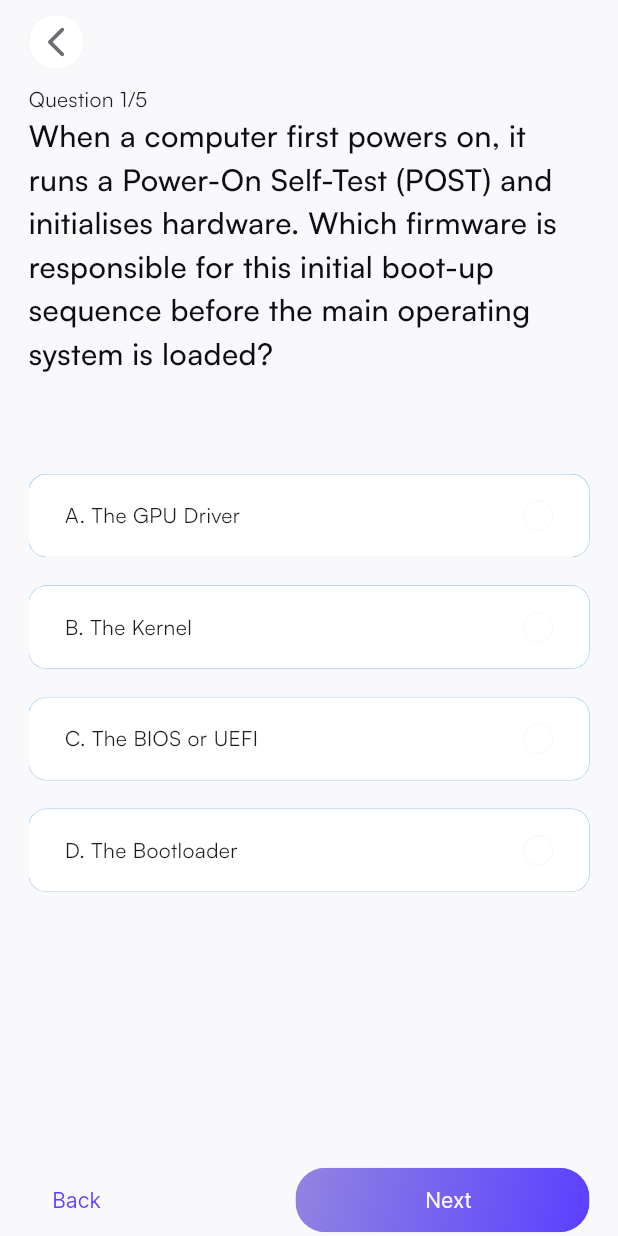
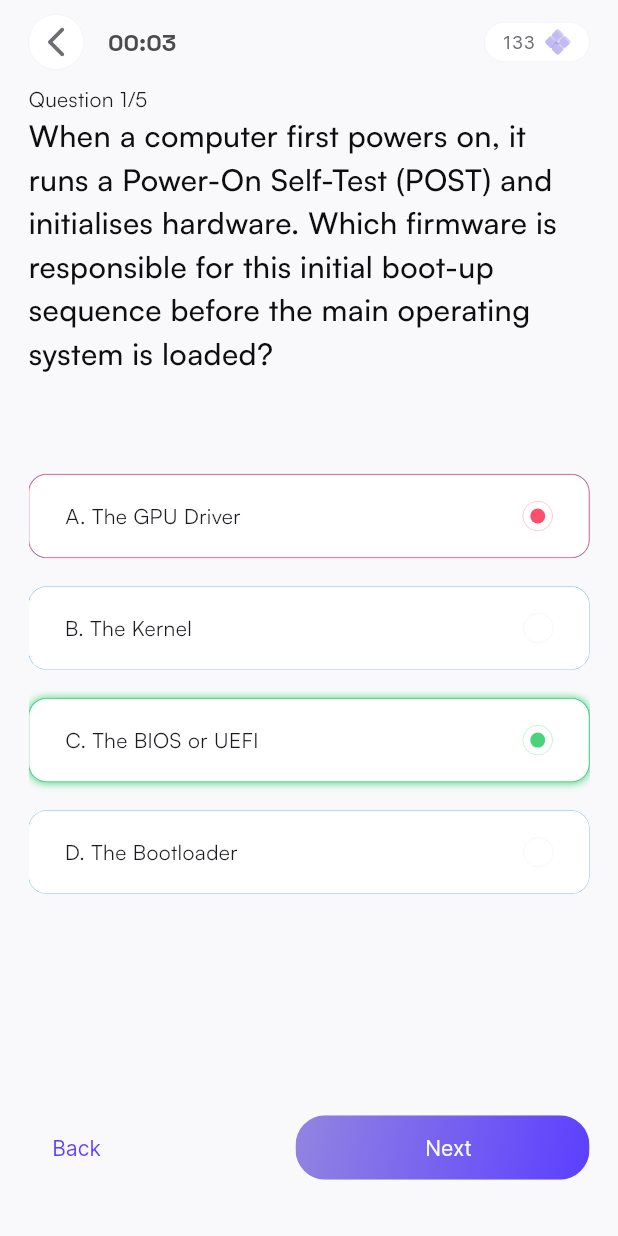
Before and after one commit to Adenugakolade-02/studify-test, a Flutter app: the ActiveQuizScreen screen opened directly, after a tap on "A. The GPU Driver", on a phone screen of 412 x 824 dp. Run offline on Flutter 3.47's test engine with Material 3 defaults, Android fonts, the phone set to English and light mode, and no system bars; our stand-ins replace flutter_riverpod, flutter_svg, lottie.

Commit message:
fix: fix logic in selecting options

```diff
--- a/lib/app/presentation/pages/home/home_screen.dart
+++ b/lib/app/presentation/pages/home/home_screen.dart
@@ -3,6 +3,7 @@ import 'package:flutter_riverpod/flutter_riverpod.dart';
 import 'package:flutter_svg/flutter_svg.dart';
 import 'package:studify/app/presentation/pages/Home/widget/profile_icon.dart';
 import 'package:studify/app/presentation/pages/home/widget/file_widget.dart';
+import 'package:studify/app/presentation/pages/home/widget/points_widget.dart';
 import 'package:studify/app/presentation/widgets/app_button.dart';
 import 'package:studify/core/constants/app_images.dart';
 import 'package:studify/core/constants/app_svgs.dart';
@@ -43,33 +44,7 @@ class _HomePageScreenState extends ConsumerState<HomePageScreen> {
                     name: "Divine"
                   ),
                   const Spacer(),
-                  Container(
-                    padding: EdgeInsets.symmetric(vertical: 4, horizontal: 12),
-                    decoration: BoxDecoration(
-                      color: AppColors.whiteSurface,
-                      borderRadius: BorderRadius.circular(900),
-                      border: Border.all(
-                        color: AppColors.borderSurface,
-                        width: .2
-                      )
-                    ),
-                    child: Row(
-                      mainAxisSize: MainAxisSize.min,
-                      children: [
-                        Text(
-                          "133",
-                          style: TextStyle(
-                            color: AppColors.textTietary,
-                            fontFamily: FontType.inter,
-                            fontSize: 12,
-                            fontWeight: FontWeight.w500
-                          ),
-                        ),
-                        const SizedBox(width: 6,),
-                        SvgPicture.asset(AppSvgs.score)
-                      ],
-                    ),
-                  )
+                  PointsWidget()
                 ],
               ),
               const SizedBox(height: 40,),
--- /dev/null
+++ b/lib/app/presentation/pages/home/widget/points_widget.dart
@@ -0,0 +1,40 @@
+import 'package:flutter/material.dart';
+import 'package:flutter_svg/svg.dart';
+import 'package:studify/core/constants/app_svgs.dart';
+import 'package:studify/core/constants/font_type.dart';
+import 'package:studify/core/theme/color.dart';
+
+class PointsWidget extends StatelessWidget {
+  const PointsWidget({super.key});
+
+  @override
+  Widget build(BuildContext context) {
+    return Container(
+      padding: EdgeInsets.symmetric(vertical: 4, horizontal: 12),
+      decoration: BoxDecoration(
+        color: AppColors.whiteSurface,
+        borderRadius: BorderRadius.circular(900),
+        border: Border.all(
+          color: AppColors.borderSurface,
+          width: .2
+        )
+      ),
+      child: Row(
+        mainAxisSize: MainAxisSize.min,
+        children: [
+          Text(
+            "133",
+            style: TextStyle(
+              color: AppColors.textTietary,
+              fontFamily: FontType.inter,
+              fontSize: 12,
+              fontWeight: FontWeight.w500
+            ),
+          ),
+          const SizedBox(width: 6,),
+          SvgPicture.asset(AppSvgs.score)
+        ],
+      ),
+    );
+  }
+}
--- a/lib/app/presentation/pages/quiz/active_quiz_screen.dart
+++ b/lib/app/presentation/pages/quiz/active_quiz_screen.dart
@@ -1,10 +1,14 @@
+import 'dart:async';
 import 'dart:developer';
 
 import 'package:flutter/material.dart';
 import 'package:studify/app/data/quiz_model.dart';
+import 'package:studify/app/presentation/pages/home/widget/points_widget.dart';
 import 'package:studify/app/presentation/pages/quiz/widget/quiz_question_page.dart';
 import 'package:studify/app/presentation/widgets/app_button.dart';
 import 'package:studify/app/presentation/widgets/back_button.dart';
+import 'package:studify/core/constants/font_type.dart';
+import 'package:studify/core/theme/color.dart';
 
 class ActiveQuizScreen extends StatefulWidget {
   const ActiveQuizScreen({super.key});
@@ -18,6 +22,9 @@ class _ActiveQuizScreenState extends State<ActiveQuizScreen> {
   late PageController controller;
   int _currentPage = 0;
 
+  int _seconds =0;
+  Timer? _timer;
+
   @override
   void initState() {
     controller = PageController(initialPage: _currentPage)..addListener((){
@@ -25,13 +32,23 @@ class _ActiveQuizScreenState extends State<ActiveQuizScreen> {
         _currentPage = controller.page!.round();
       });
     });
+    _startTimer();
     super.initState();
   }
 
   @override
   void dispose() {
     controller.dispose();
+    _timer?.cancel();
     super.dispose();
+  }
+
+  void _startTimer(){
+    _timer = Timer.periodic(const Duration(seconds: 1), (timer){
+      setState(() {
+        _seconds++;
+      });
+    });
   }
 
   final List<QuizModel> computerQuizQuestions = [
@@ -89,19 +106,42 @@ class _ActiveQuizScreenState extends State<ActiveQuizScreen> {
   Map<int, int> quizAnswers = {};
 
   void selectOption(int questionId, int selectedId){
-    // log("is called $questionId $selectedId");
     if(!quizAnswers.containsKey(questionId)){
-      // log("called here");
+      quizAnswers[questionId] = selectedId;
       setState(() {
-        quizAnswers[questionId] = selectedId;
       });
-    }else{}
+      log(quizAnswers.toString());
+    }
   }
+
+  String _formatTime() {
+    final int minutes = _seconds ~/ 60; // Integer division for minutes
+    final int seconds = _seconds % 60;  // Remainder for seconds
+
+    final String minutesStr = minutes.toString().padLeft(2, '0');
+    final String secondsStr = seconds.toString().padLeft(2, '0');
+
+    return '$minutesStr:$secondsStr';
+  }
+
   @override
   Widget build(BuildContext context) {
     return Scaffold(
       appBar: AppBar(
+        actionsPadding: EdgeInsets.only(right: 19),
         leading: AppBackButton(fuction: (){}),
+        title: Text(
+          _formatTime(),
+          style: TextStyle(
+            fontFamily: FontType.spaceGrotesk,
+            fontWeight: FontWeight.w700,
+            fontSize: 16,
+            color: AppColors.textSecondary
+          ),
+        ),
+        actions: [
+          PointsWidget()
+        ],
       ),
       body: Padding(
         padding: EdgeInsets.symmetric(horizontal: 19),
@@ -133,7 +173,7 @@ class _ActiveQuizScreenState extends State<ActiveQuizScreen> {
         ),
       ),
       bottomNavigationBar: Padding(
-        padding: const EdgeInsets.symmetric(horizontal: 19),
+        padding: const EdgeInsets.only(left: 19, right: 19, bottom: 35),
         child: Row(
           children: [
             TextButton(
--- a/lib/app/presentation/pages/quiz/widget/option_tile.dart
+++ b/lib/app/presentation/pages/quiz/widget/option_tile.dart
@@ -1,7 +1,9 @@
+import 'dart:developer';
+
 import 'package:flutter/material.dart';
 import 'package:studify/core/theme/color.dart';
 
-class OptionTile extends StatefulWidget {
+class OptionTile extends StatelessWidget {
   final String option;
   final int id;
   final int questionId;
@@ -11,11 +13,6 @@ class OptionTile extends StatefulWidget {
 
   const OptionTile({super.key, required this.option, required this.id, required this.correctId, required this.callback, this.selectedId, required this.questionId});
 
-  @override
-  State<OptionTile> createState() => _OptionTileState();
-}
-
-class _OptionTileState extends State<OptionTile> {
   @override
   Widget build(BuildContext context) {
     return Column(
@@ -28,7 +25,7 @@ class _OptionTileState extends State<OptionTile> {
             borderRadius: BorderRadius.circular(12),
             splashColor: AppColors.borderSurface,
             highlightColor: AppColors.primaryPurple.withValues(alpha: .3),
-            onTap: ()=>widget.callback(widget.questionId, widget.id),
+            onTap: ()=>callback(questionId, id),
             child: Container(
               constraints: BoxConstraints(minHeight: 55),
               padding: EdgeInsets.symmetric(vertical: 17.5, horizontal: 24),
@@ -42,7 +39,7 @@ class _OptionTileState extends State<OptionTile> {
                 mainAxisAlignment: MainAxisAlignment.spaceBetween,
                 children: [
                   Flexible(
-                    child: Text(widget.option)
+                    child: Text(option)
                   ),
                   // const Spacer(),
                   customRadio()
@@ -56,16 +53,17 @@ class _OptionTileState extends State<OptionTile> {
     );
   }
 
+  bool correctoptions(){
+    // log("called correct option");
+    return (id == correctId) && (id == selectedId);
+  }
 
+  bool incorrectoptions(){
+    return (id != correctId) && (id == selectedId);
+  }
 
-  bool correctoptions(){
-    return (widget.id == widget.correctId) && (widget.id == widget.selectedId);
-  }
-  bool incorrectoptions(){
-    return (widget.id != widget.correctId) && (widget.id == widget.selectedId);
-  }
   bool showCorrectoptions(){
-    return (widget.selectedId != null) && (widget.id == widget.correctId);
+    return (selectedId != null) && (id == correctId);
   }
 
   BoxDecoration unSelectedDecoration()=> BoxDecoration(
@@ -82,12 +80,12 @@ class _OptionTileState extends State<OptionTile> {
     borderRadius: BorderRadius.circular(12),
     border: Border.all(
       width: .5,
-      color: Color(0xFF4BD37B)
+      color: AppColors.green
     ),
     boxShadow: [
       BoxShadow(
         blurRadius: 4,
-        color: Color(0xFF4BD37B)
+        color: AppColors.green
       )
     ]
   );
@@ -111,7 +109,10 @@ class _OptionTileState extends State<OptionTile> {
         shape: BoxShape.circle,
         border: Border.all(
           width: 0.2,
-          color: (widget.selectedId == null || widget.id != widget.correctId ) ? AppColors.iconGrey : correctoptions() ? AppColors.green : AppColors.redError
+          color: correctoptions() ? AppColors.green
+            : incorrectoptions() ? AppColors.redError
+            : showCorrectoptions() ? AppColors.green
+            : AppColors.borderSurface
         ),
       ),
       child: Container(
@@ -119,7 +120,10 @@ class _OptionTileState extends State<OptionTile> {
         width: 10,
         decoration: BoxDecoration(
           shape: BoxShape.circle,
-          color: (widget.selectedId == null || widget.id != widget.correctId ) ? AppColors.whiteSurface : correctoptions() ? AppColors.green : AppColors.redError
+          color: correctoptions() ? AppColors.green
+            : incorrectoptions() ? AppColors.redError
+            : showCorrectoptions() ? AppColors.green
+            : AppColors.whiteSurface
         ),
       ),
     );
--- a/lib/app/presentation/pages/quiz/widget/quiz_question_page.dart
+++ b/lib/app/presentation/pages/quiz/widget/quiz_question_page.dart
@@ -2,7 +2,7 @@ import 'package:flutter/material.dart';
 import 'package:studify/app/presentation/pages/quiz/widget/option_tile.dart';
 import 'package:studify/core/theme/color.dart';
 
-class QuizQuestionPage extends StatefulWidget {
+class QuizQuestionPage extends StatelessWidget {
   // final PageController pageController;
   final int questionId;
   final String question;
@@ -14,15 +14,11 @@ class QuizQuestionPage extends StatefulWidget {
   const QuizQuestionPage({super.key,required this.question,required this.correctId, this.selectedId, required this.options, required this.function, required this.questionId});
 
   @override
-  State<QuizQuestionPage> createState() => _QuizQuestionPageState();
-}
-
-class _QuizQuestionPageState extends State<QuizQuestionPage> {
-  @override
   Widget build(BuildContext context) {
-    return ListView(
+    return SingleChildScrollView(
+      child: Column(
         children: [
-        Text(widget.question,
+          Text(question,
             style: TextStyle(
               fontWeight: FontWeight.w500,
               fontSize: 20,
@@ -31,20 +27,22 @@ class _QuizQuestionPageState extends State<QuizQuestionPage> {
           ),
           const SizedBox(height: 66,),
           ...List.generate(
-          widget.options.length,
+            options.length,
             (index){
-            final option = widget.options[index];
+              final option = options[index];
               return OptionTile(
                 option: option,
-              questionId: widget.questionId,
+                questionId: questionId,
                 id: index,
-              correctId: widget.correctId,
-              callback: widget.function
+                correctId: correctId,
+                callback: function,
+                selectedId: selectedId,
               );
             }
           ),
 
         ],
+      ),
     );
   }
 }
--- a/lib/core/constants/font_type.dart
+++ b/lib/core/constants/font_type.dart
@@ -5,4 +5,5 @@ class FontType{
 
   static const String inter = "Inter";
   static const String satoshi = "Satoshi";
+  static const String spaceGrotesk = "SpaceGrotesk";
 }
--- a/lib/main.dart
+++ b/lib/main.dart
@@ -20,7 +20,7 @@
     return MaterialApp(
       title: 'Flutter Demo',
       theme: AppTheme.light,
-      home: QuizCongratulationsScreen(),
+      home: ActiveQuizScreen(),
     );
   }
 }
--- a/pubspec.yaml
+++ b/pubspec.yaml
@@ -94,6 +94,10 @@ flutter:
           weight: 600
         - asset: assets/fonts/Inter-Regular.ttf
           weight: 400
+    - family: SpaceGrotesk
+      fonts:
+        - asset: assets/fonts/SpaceGrotesk-Bold.ttf
+          weight: 700
   #
   # For details regarding fonts from package dependencies,
   # see https://flutter.dev/to/font-from-package
```
Also changed, not shown: assets/fonts/SpaceGrotesk-Bold.ttf (added). Lines whose indentation alone changed are shown as unchanged.
